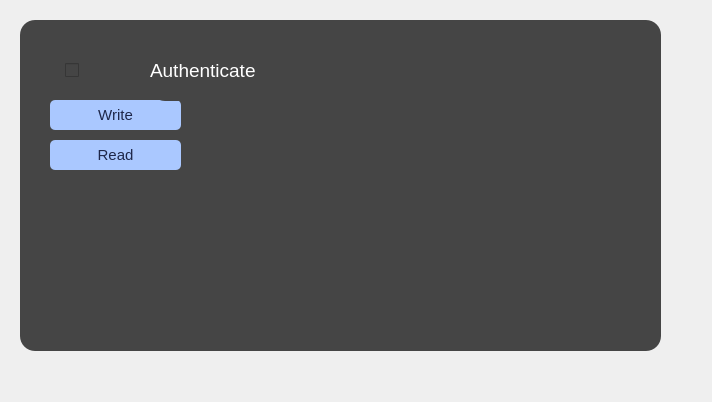
Qt form charSettingsWidget.ui (EdwinFairchild/BLE-PyDex) before a commit.
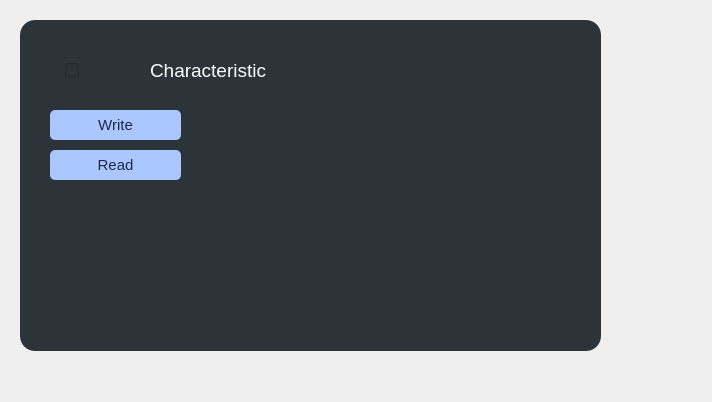
The same form after that commit. Custom widgets are drawn as their Qt base class.

```diff
--- a/charSettingsWidget.ui
+++ b/charSettingsWidget.ui
@@ -18,7 +18,7 @@
     <rect>
      <x>20</x>
      <y>20</y>
-     <width>641</width>
+     <width>581</width>
      <height>331</height>
     </rect>
    </property>
@@ -29,14 +29,14 @@
     </size>
    </property>
    <property name="styleSheet">
-    <string notr="true">background-color: rgb(69, 69, 69);
+    <string notr="true">background-color: rgb(44, 52, 58);
 border-radius:15px;</string>
    </property>
    <widget class="QPushButton" name="btnToggle_permit_read_2">
     <property name="geometry">
      <rect>
       <x>30</x>
-      <y>80</y>
+      <y>90</y>
       <width>131</width>
       <height>30</height>
      </rect>
@@ -86,7 +86,7 @@
     <property name="geometry">
      <rect>
       <x>30</x>
-      <y>120</y>
+      <y>130</y>
       <width>131</width>
       <height>30</height>
      </rect>
@@ -154,7 +154,7 @@
      <string notr="true">
 QCheckBox {
 color: rgb(255, 255, 255);
-background-color: rgb(69, 69, 69);
+background-color: rgb(44, 52, 58);
 border-radius:  5px;
 padding-left: 5px;
 }
@@ -174,9 +174,9 @@
     <property name="geometry">
      <rect>
       <x>130</x>
-      <y>20</y>
+      <y>30</y>
       <width>151</width>
-      <height>61</height>
+      <height>41</height>
      </rect>
     </property>
     <property name="font">
@@ -188,7 +188,7 @@
      <string notr="true">color: rgb(255, 255, 255);</string>
     </property>
     <property name="text">
-     <string>Authenticate</string>
+     <string>Characteristic</string>
     </property>
    </widget>
   </widget>
```
